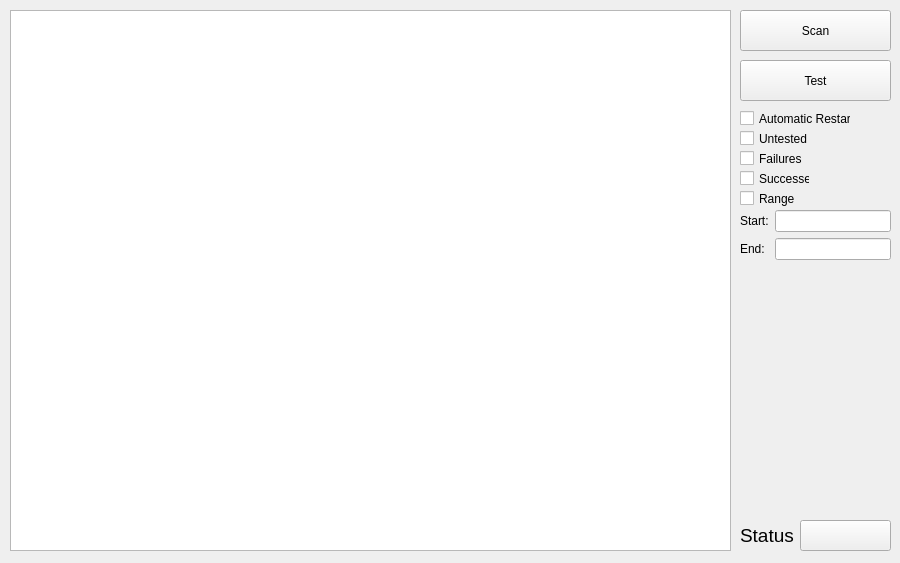
Gamer2015/OpenPP_old, file Sources/AutomaticTesting/TestApplication/Gui/mainwindow.ui: the form before one commit.
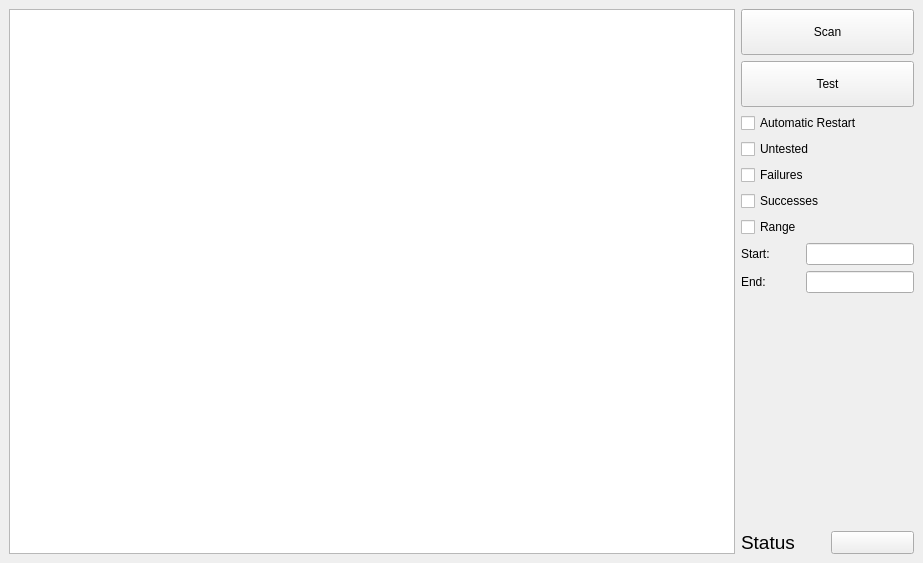
The form after the commit.

Commit message:
Improved Automatic Testing Application
- Gui is now resizeable
- When scanning, the 3rdParty folder is ignored

```diff
--- a/Sources/AutomaticTesting/TestApplication/Gui/mainwindow.ui
+++ b/Sources/AutomaticTesting/TestApplication/Gui/mainwindow.ui
@@ -6,7 +6,7 @@
    <rect>
     <x>0</x>
     <y>0</y>
-    <width>900</width>
+    <width>923</width>
     <height>563</height>
    </rect>
   </property>
@@ -14,71 +14,62 @@
    <string>Automatic Test Application</string>
   </property>
   <widget class="QWidget" name="centralwidget">
+   <layout class="QHBoxLayout" name="horizontalLayout_3">
+    <item>
+     <widget class="QListWidget" name="lstTests">
+      <property name="sizePolicy">
+       <sizepolicy hsizetype="Expanding" vsizetype="Expanding">
+        <horstretch>0</horstretch>
+        <verstretch>0</verstretch>
+       </sizepolicy>
+      </property>
+      <property name="minimumSize">
+       <size>
+        <width>0</width>
+        <height>0</height>
+       </size>
+      </property>
+     </widget>
+    </item>
+    <item>
+     <layout class="QVBoxLayout" name="verticalLayout_7">
+      <item>
+       <layout class="QVBoxLayout" name="verticalLayout_5">
+        <item>
    <widget class="QPushButton" name="btnScan">
-    <property name="geometry">
-     <rect>
-      <x>740</x>
-      <y>10</y>
-      <width>151</width>
-      <height>41</height>
-     </rect>
+          <property name="sizePolicy">
+           <sizepolicy hsizetype="Preferred" vsizetype="Preferred">
+            <horstretch>0</horstretch>
+            <verstretch>0</verstretch>
+           </sizepolicy>
+          </property>
+          <property name="minimumSize">
+           <size>
+            <width>173</width>
+            <height>46</height>
+           </size>
     </property>
     <property name="text">
      <string>Scan</string>
     </property>
    </widget>
-   <widget class="QListWidget" name="lstTests">
-    <property name="geometry">
-     <rect>
-      <x>10</x>
-      <y>10</y>
-      <width>721</width>
-      <height>541</height>
-     </rect>
-    </property>
-   </widget>
-   <widget class="QLabel" name="lblStatus">
-    <property name="geometry">
-     <rect>
-      <x>740</x>
-      <y>520</y>
-      <width>61</width>
-      <height>31</height>
-     </rect>
-    </property>
-    <property name="font">
-     <font>
-      <pointsize>14</pointsize>
-     </font>
-    </property>
-    <property name="text">
-     <string>Status</string>
-    </property>
-   </widget>
-   <widget class="QPushButton" name="btnStatus">
-    <property name="geometry">
-     <rect>
-      <x>800</x>
-      <y>520</y>
-      <width>91</width>
-      <height>31</height>
-     </rect>
-    </property>
-    <property name="text">
-     <string/>
-    </property>
-   </widget>
+        </item>
+        <item>
    <widget class="QPushButton" name="btnTest">
     <property name="enabled">
      <bool>true</bool>
     </property>
-    <property name="geometry">
-     <rect>
-      <x>740</x>
-      <y>60</y>
-      <width>151</width>
-      <height>41</height>
-     </rect>
+          <property name="sizePolicy">
+           <sizepolicy hsizetype="Preferred" vsizetype="Preferred">
+            <horstretch>0</horstretch>
+            <verstretch>0</verstretch>
+           </sizepolicy>
+          </property>
+          <property name="minimumSize">
+           <size>
+            <width>173</width>
+            <height>46</height>
+           </size>
     </property>
     <property name="text">
      <string>Test</string>
@@ -90,93 +81,51 @@
      <number>25</number>
     </property>
    </widget>
-   <widget class="QLabel" name="lblInfo">
-    <property name="geometry">
-     <rect>
-      <x>740</x>
-      <y>500</y>
-      <width>151</width>
-      <height>16</height>
-     </rect>
-    </property>
-    <property name="text">
-     <string/>
-    </property>
-   </widget>
-   <widget class="QCheckBox" name="cbSuccess">
-    <property name="geometry">
-     <rect>
-      <x>740</x>
-      <y>170</y>
-      <width>70</width>
-      <height>17</height>
-     </rect>
-    </property>
-    <property name="text">
-     <string>Successes</string>
-    </property>
-   </widget>
-   <widget class="QCheckBox" name="cbFailures">
-    <property name="geometry">
-     <rect>
-      <x>740</x>
-      <y>150</y>
-      <width>70</width>
-      <height>17</height>
-     </rect>
-    </property>
-    <property name="text">
-     <string>Failures</string>
-    </property>
-   </widget>
-   <widget class="QCheckBox" name="cbUntested">
-    <property name="geometry">
-     <rect>
-      <x>740</x>
-      <y>130</y>
-      <width>70</width>
-      <height>17</height>
-     </rect>
-    </property>
-    <property name="text">
-     <string>Untested</string>
-    </property>
-   </widget>
+        </item>
+       </layout>
+      </item>
+      <item>
+       <layout class="QVBoxLayout" name="verticalLayout_4">
+        <item>
+         <layout class="QVBoxLayout" name="verticalLayout_3">
+          <item>
    <widget class="QCheckBox" name="cbAutoTest">
-    <property name="geometry">
-     <rect>
-      <x>740</x>
-      <y>110</y>
-      <width>111</width>
-      <height>17</height>
-     </rect>
-    </property>
     <property name="text">
      <string>Automatic Restart</string>
     </property>
    </widget>
+          </item>
+          <item>
+           <widget class="QCheckBox" name="cbUntested">
+            <property name="text">
+             <string>Untested</string>
+            </property>
+           </widget>
+          </item>
+          <item>
+           <widget class="QCheckBox" name="cbFailures">
+            <property name="text">
+             <string>Failures</string>
+            </property>
+           </widget>
+          </item>
+          <item>
+           <widget class="QCheckBox" name="cbSuccess">
+            <property name="text">
+             <string>Successes</string>
+            </property>
+           </widget>
+          </item>
+          <item>
    <widget class="QCheckBox" name="cbRange">
-    <property name="geometry">
-     <rect>
-      <x>740</x>
-      <y>190</y>
-      <width>70</width>
-      <height>17</height>
-     </rect>
-    </property>
     <property name="text">
      <string>Range</string>
     </property>
    </widget>
-   <widget class="QWidget" name="layoutWidget">
-    <property name="geometry">
-     <rect>
-      <x>740</x>
-      <y>210</y>
-      <width>151</width>
-      <height>50</height>
-     </rect>
-    </property>
+          </item>
+         </layout>
+        </item>
+        <item>
     <layout class="QHBoxLayout" name="horizontalLayout">
      <item>
       <layout class="QVBoxLayout" name="verticalLayout_2">
@@ -203,6 +152,12 @@
          <property name="enabled">
           <bool>true</bool>
          </property>
+              <property name="sizePolicy">
+               <sizepolicy hsizetype="Preferred" vsizetype="Fixed">
+                <horstretch>0</horstretch>
+                <verstretch>0</verstretch>
+               </sizepolicy>
+              </property>
         </widget>
        </item>
        <item>
@@ -210,12 +165,79 @@
          <property name="enabled">
           <bool>true</bool>
          </property>
+              <property name="sizePolicy">
+               <sizepolicy hsizetype="Preferred" vsizetype="Fixed">
+                <horstretch>0</horstretch>
+                <verstretch>0</verstretch>
+               </sizepolicy>
+              </property>
         </widget>
        </item>
       </layout>
      </item>
     </layout>
-   </widget>
+        </item>
+       </layout>
+      </item>
+      <item>
+       <spacer name="verticalSpacer">
+        <property name="orientation">
+         <enum>Qt::Vertical</enum>
+        </property>
+        <property name="sizeType">
+         <enum>QSizePolicy::Expanding</enum>
+        </property>
+        <property name="sizeHint" stdset="0">
+         <size>
+          <width>20</width>
+          <height>40</height>
+         </size>
+        </property>
+       </spacer>
+      </item>
+      <item>
+       <layout class="QVBoxLayout" name="verticalLayout_6">
+        <item>
+         <widget class="QLabel" name="lblInfo">
+          <property name="text">
+           <string/>
+          </property>
+         </widget>
+        </item>
+        <item>
+         <layout class="QHBoxLayout" name="horizontalLayout_2">
+          <item>
+           <widget class="QLabel" name="lblStatus">
+            <property name="font">
+             <font>
+              <pointsize>14</pointsize>
+             </font>
+            </property>
+            <property name="text">
+             <string>Status</string>
+            </property>
+           </widget>
+          </item>
+          <item>
+           <widget class="QPushButton" name="btnStatus">
+            <property name="sizePolicy">
+             <sizepolicy hsizetype="Preferred" vsizetype="Preferred">
+              <horstretch>0</horstretch>
+              <verstretch>0</verstretch>
+             </sizepolicy>
+            </property>
+            <property name="text">
+             <string/>
+            </property>
+           </widget>
+          </item>
+         </layout>
+        </item>
+       </layout>
+      </item>
+     </layout>
+    </item>
+   </layout>
   </widget>
  </widget>
  <resources/>
```
Lines whose indentation alone changed are shown as unchanged. The commit also changes 2 other files.
